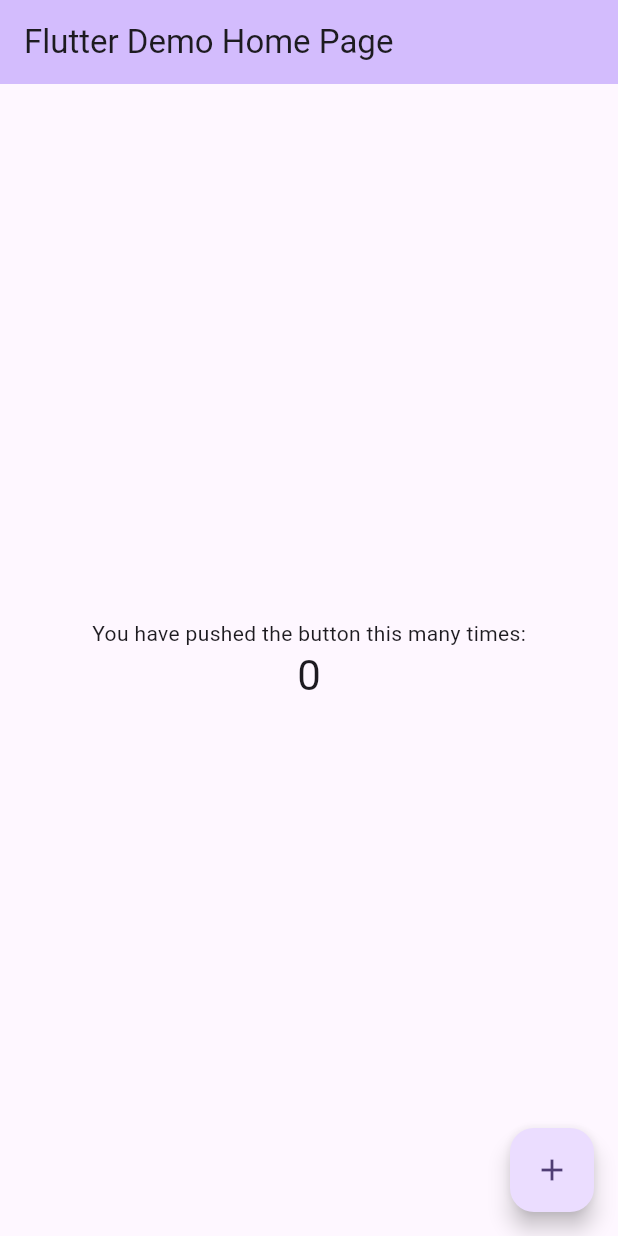
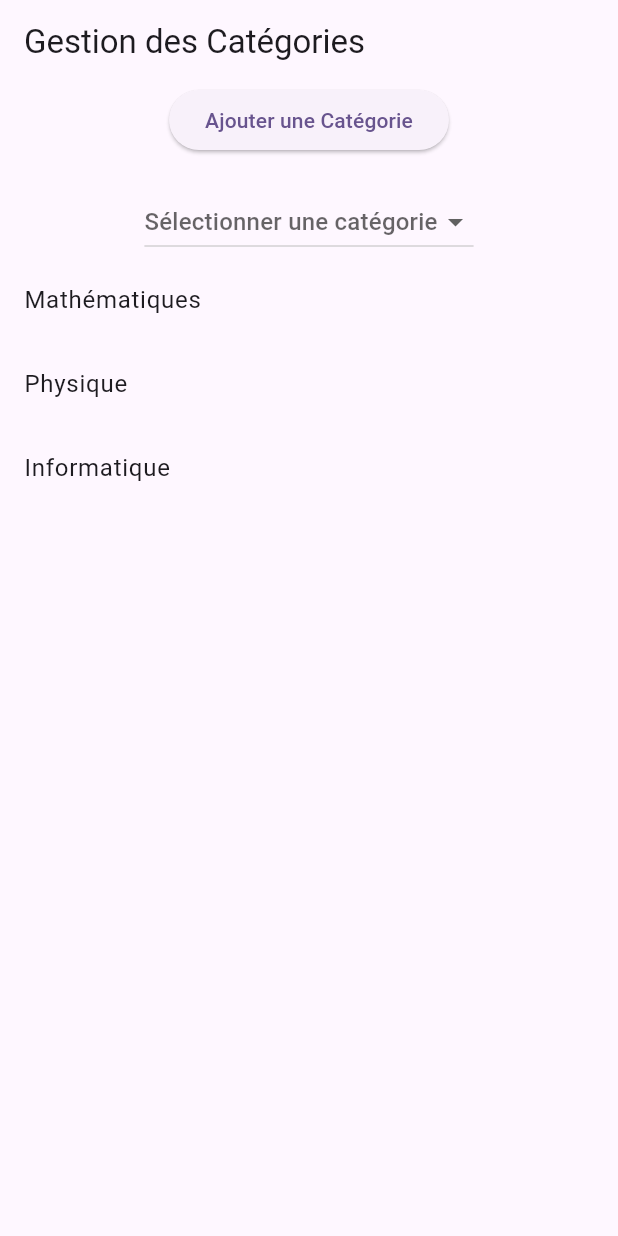
Before and after one commit to Mechac-2004/TP_Flutter_Gestion_Notes_Etudiant, a Flutter app: the screen it shows after launch, on a phone screen of 412 x 824 dp. Run offline on Flutter 3.47's test engine with Material 3 defaults, Android fonts, the phone set to English and light mode, and no system bars.

Commit message:
Premier commit - Ajout du projet Flutter

```diff
--- a/lib/main.dart
+++ b/lib/main.dart
@@ -1,4 +1,5 @@
 import 'package:flutter/material.dart';
+import 'screens/category_screen.dart';
 
 void main() {
   runApp(const MyApp());
@@ -7,119 +8,16 @@
 class MyApp extends StatelessWidget {
   const MyApp({super.key});
 
-  // This widget is the root of your application.
   @override
   Widget build(BuildContext context) {
     return MaterialApp(
-      title: 'Flutter Demo',
+      title: 'Gestion des Catégories',
       theme: ThemeData(
-        // This is the theme of your application.
-        //
-        // TRY THIS: Try running your application with "flutter run". You'll see
-        // the application has a purple toolbar. Then, without quitting the app,
-        // try changing the seedColor in the colorScheme below to Colors.green
-        // and then invoke "hot reload" (save your changes or press the "hot
-        // reload" button in a Flutter-supported IDE, or press "r" if you used
-        // the command line to start the app).
-        //
-        // Notice that the counter didn't reset back to zero; the application
-        // state is not lost during the reload. To reset the state, use hot
-        // restart instead.
-        //
-        // This works for code too, not just values: Most code changes can be
-        // tested with just a hot reload.
         colorScheme: ColorScheme.fromSeed(seedColor: Colors.deepPurple),
         useMaterial3: true,
       ),
-      home: const MyHomePage(title: 'Flutter Demo Home Page'),
+      home: CategoryScreen(), // Supprimez 'const' si CategoryScreen n'est pas un widget constant
+      debugShowCheckedModeBanner: false,
     );
   }
 }
-
-class MyHomePage extends StatefulWidget {
-  const MyHomePage({super.key, required this.title});
-
-  // This widget is the home page of your application. It is stateful, meaning
-  // that it has a State object (defined below) that contains fields that affect
-  // how it looks.
-
-  // This class is the configuration for the state. It holds the values (in this
-  // case the title) provided by the parent (in this case the App widget) and
-  // used by the build method of the State. Fields in a Widget subclass are
-  // always marked "final".
-
-  final String title;
-
-  @override
-  State<MyHomePage> createState() => _MyHomePageState();
-}
-
-class _MyHomePageState extends State<MyHomePage> {
-  int _counter = 0;
-
-  void _incrementCounter() {
-    setState(() {
-      // This call to setState tells the Flutter framework that something has
-      // changed in this State, which causes it to rerun the build method below
-      // so that the display can reflect the updated values. If we changed
-      // _counter without calling setState(), then the build method would not be
-      // called again, and so nothing would appear to happen.
-      _counter++;
-    });
-  }
-
-  @override
-  Widget build(BuildContext context) {
-    // This method is rerun every time setState is called, for instance as done
-    // by the _incrementCounter method above.
-    //
-    // The Flutter framework has been optimized to make rerunning build methods
-    // fast, so that you can just rebuild anything that needs updating rather
-    // than having to individually change instances of widgets.
-    return Scaffold(
-      appBar: AppBar(
-        // TRY THIS: Try changing the color here to a specific color (to
-        // Colors.amber, perhaps?) and trigger a hot reload to see the AppBar
-        // change color while the other colors stay the same.
-        backgroundColor: Theme.of(context).colorScheme.inversePrimary,
-        // Here we take the value from the MyHomePage object that was created by
-        // the App.build method, and use it to set our appbar title.
-        title: Text(widget.title),
-      ),
-      body: Center(
-        // Center is a layout widget. It takes a single child and positions it
-        // in the middle of the parent.
-        child: Column(
-          // Column is also a layout widget. It takes a list of children and
-          // arranges them vertically. By default, it sizes itself to fit its
-          // children horizontally, and tries to be as tall as its parent.
-          //
-          // Column has various properties to control how it sizes itself and
-          // how it positions its children. Here we use mainAxisAlignment to
-          // center the children vertically; the main axis here is the vertical
-          // axis because Columns are vertical (the cross axis would be
-          // horizontal).
-          //
-          // TRY THIS: Invoke "debug painting" (choose the "Toggle Debug Paint"
-          // action in the IDE, or press "p" in the console), to see the
-          // wireframe for each widget.
-          mainAxisAlignment: MainAxisAlignment.center,
-          children: <Widget>[
-            const Text(
-              'You have pushed the button this many times:',
-            ),
-            Text(
-              '$_counter',
-              style: Theme.of(context).textTheme.headlineMedium,
-            ),
-          ],
-        ),
-      ),
-      floatingActionButton: FloatingActionButton(
-        onPressed: _incrementCounter,
-        tooltip: 'Increment',
-        child: const Icon(Icons.add),
-      ), // This trailing comma makes auto-formatting nicer for build methods.
-    );
-  }
-}
--- /dev/null
+++ b/lib/managers/category_manager.dart
@@ -0,0 +1,20 @@
+// lib/managers/category_manager.dart
+import '../models/category.dart';
+
+class CategoryManager {
+  List<Category> categories = [
+    Category('Mathématiques'),
+    Category('Physique'),
+    Category('Informatique'),
+  ];
+
+  // Méthode pour obtenir toutes les catégories
+  List<Category> getCategories() {
+    return categories;
+  }
+
+  // Méthode pour ajouter une nouvelle catégorie
+  void addCategory(Category category) {
+    categories.add(category);
+  }
+}
--- /dev/null
+++ b/lib/models/category.dart
@@ -0,0 +1,5 @@
+class Category {
+  final String name;
+
+  Category(this.name);
+}
--- /dev/null
+++ b/lib/screens/category_screen.dart
@@ -0,0 +1,62 @@
+import 'package:flutter/material.dart';
+import '../managers/category_manager.dart';
+import '../widgets/category_form.dart';
+
+class CategoryScreen extends StatefulWidget {
+  @override
+  _CategoryScreenState createState() => _CategoryScreenState();
+}
+
+class _CategoryScreenState extends State<CategoryScreen> {
+  final CategoryManager _categoryManager = CategoryManager();
+  String? selectedCategory;
+
+  @override
+  Widget build(BuildContext context) {
+    return Scaffold(
+      appBar: AppBar(title: Text('Gestion des Catégories')),
+      body: Column(
+        children: [
+          ElevatedButton(
+            onPressed: () {
+              // Ouvrir le formulaire pour ajouter une catégorie
+              Navigator.push(
+                context,
+                MaterialPageRoute(
+                  builder: (context) => CategoryForm(categoryManager: _categoryManager),
+                ),
+              );
+            },
+            child: Text('Ajouter une Catégorie'),
+          ),
+          SizedBox(height: 20),
+          DropdownButton<String>(
+            value: selectedCategory,
+            hint: Text("Sélectionner une catégorie"),
+            onChanged: (String? newValue) {
+              setState(() {
+                selectedCategory = newValue;
+              });
+            },
+            items: _categoryManager.getCategories().map((category) {
+              return DropdownMenuItem<String>(
+                value: category.name,
+                child: Text(category.name),
+              );
+            }).toList(),
+          ),
+          Expanded(
+            child: ListView.builder(
+              itemCount: _categoryManager.getCategories().length,
+              itemBuilder: (context, index) {
+                return ListTile(
+                  title: Text(_categoryManager.getCategories()[index].name),
+                );
+              },
+            ),
+          ),
+        ],
+      ),
+    );
+  }
+}
```
Also changed, not shown: lib/screens/category_form.dart (added, +46 -0 lines), lib/widgets/category_form.dart (added, +83 -0 lines).
